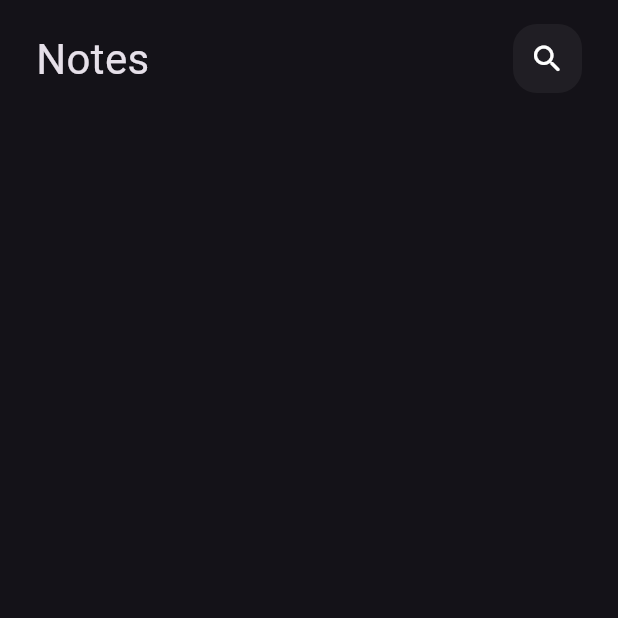
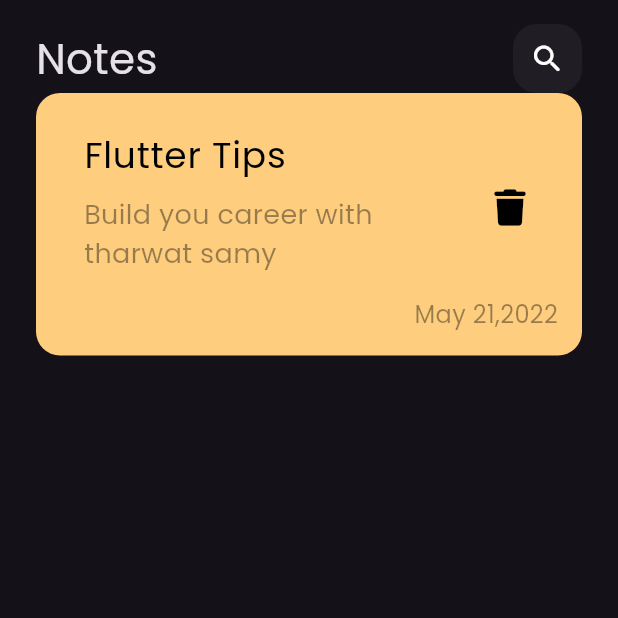
Before and after one commit to EnassKadree/notes_app, a Flutter app: the screen it shows after launch, on a phone screen of 412 x 824 dp, the top half of it. Run offline on Flutter 3.47's test engine with Material 3 defaults, Android fonts, the phone set to English and light mode, and no system bars; our stand-ins replace font_awesome_flutter.

Commit message:
create custom note item

```diff
--- a/lib/main.dart
+++ b/lib/main.dart
@@ -15,7 +15,7 @@
     return MaterialApp
     (
       debugShowCheckedModeBanner: false,
-      theme: ThemeData(brightness: Brightness.dark),
+      theme: ThemeData(brightness: Brightness.dark, fontFamily: 'Poppins'),
       home: const NotesView(),
     );
   }
--- a/lib/views/widgets/ntoes_view_body.dart
+++ b/lib/views/widgets/ntoes_view_body.dart
@@ -1,5 +1,6 @@
 
 import 'package:flutter/material.dart';
+import 'package:font_awesome_flutter/font_awesome_flutter.dart';
 import 'package:ntoes_app/views/widgets/custom_appbar.dart';
 
 class NotesViewBody extends StatelessWidget
@@ -15,9 +16,78 @@ class NotesViewBody extends StatelessWidget
       (
         children:
         [
-          CustomAppBar()
+          CustomAppBar(),
+          NoteItem()
         ],
       ),
     );
   }
 }
+
+class NoteItem extends StatelessWidget
+{
+  const NoteItem({super.key});
+
+  @override
+  Widget build(BuildContext context)
+  {
+    return Container
+    (
+      decoration: BoxDecoration
+      (
+        color: Color(0xfffecd7e),
+        borderRadius: BorderRadius.circular(16)
+      ),
+      child: Padding
+      (
+        padding: const EdgeInsets.only(left: 16, top: 16, bottom: 16),
+        child: Column
+        (
+          crossAxisAlignment: CrossAxisAlignment.end,
+          children:
+          [
+            ListTile
+            (
+              title: Text
+              (
+                'Flutter Tips',
+                style: TextStyle
+                (
+                  color: Colors.black,
+                  fontSize: 24
+                ),
+              ),
+              subtitle: Padding
+              (
+                padding: const EdgeInsets.symmetric(vertical: 8),
+                child: Text
+                (
+                  'Build you career with tharwat samy',
+                  style: TextStyle
+                  (
+                    color: Colors.black.withOpacity(.4),
+                    fontSize: 18
+                  )
+                ),
+              ),
+              trailing: IconButton(icon: Icon(FontAwesomeIcons.trash, color: Colors.black), onPressed: (){},)
+            ),
+            Padding
+            (
+              padding: const EdgeInsets.only(right: 16),
+              child: Text
+              (
+                'May 21,2022',
+                style: TextStyle
+                (
+                  color: Colors.black.withOpacity(.4),
+                  fontSize: 16
+                ),
+              ),
+            )
+          ],
+        ),
+      ),
+    );
+  }
+}
```
Also changed, not shown: pubspec.yaml (+8 -16 lines), assets/fonts/Poppins-Regular.ttf (added), pubspec.lock.
